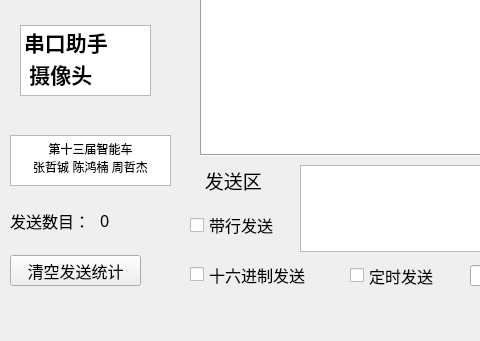
Old version of the form mainwindow.ui in the repository Oliver0047/Qt_Serial_Assitant; both pictures show x 0 to 480 and y 282 to 623 of the 832 by 623 pixel window.
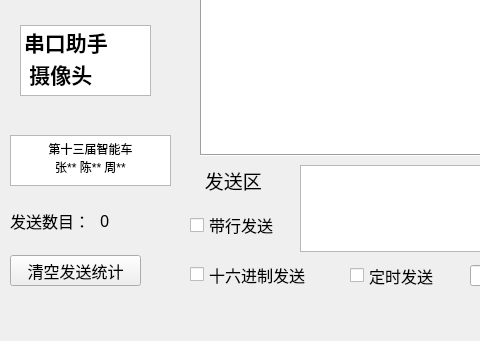
New version of the form.

```diff
--- a/mainwindow.ui
+++ b/mainwindow.ui
@@ -281,7 +281,7 @@
 p, li { white-space: pre-wrap; }
 &lt;/style&gt;&lt;/head&gt;&lt;body style=&quot; font-family:'SimSun'; font-size:9pt; font-weight:400; font-style:normal;&quot;&gt;
 &lt;p align=&quot;center&quot; style=&quot; margin-top:0px; margin-bottom:0px; margin-left:0px; margin-right:0px; -qt-block-indent:0; text-indent:0px;&quot;&gt;第十三届智能车&lt;/p&gt;
-&lt;p align=&quot;center&quot; style=&quot; margin-top:0px; margin-bottom:0px; margin-left:0px; margin-right:0px; -qt-block-indent:0; text-indent:0px;&quot;&gt;张哲铖 陈鸿楠 周哲杰&lt;/p&gt;&lt;/body&gt;&lt;/html&gt;</string>
+&lt;p align=&quot;center&quot; style=&quot; margin-top:0px; margin-bottom:0px; margin-left:0px; margin-right:0px; -qt-block-indent:0; text-indent:0px;&quot;&gt;张** 陈** 周**&lt;/p&gt;&lt;/body&gt;&lt;/html&gt;</string>
     </property>
    </widget>
    <widget class="QListWidget" name="mode_select">
```
